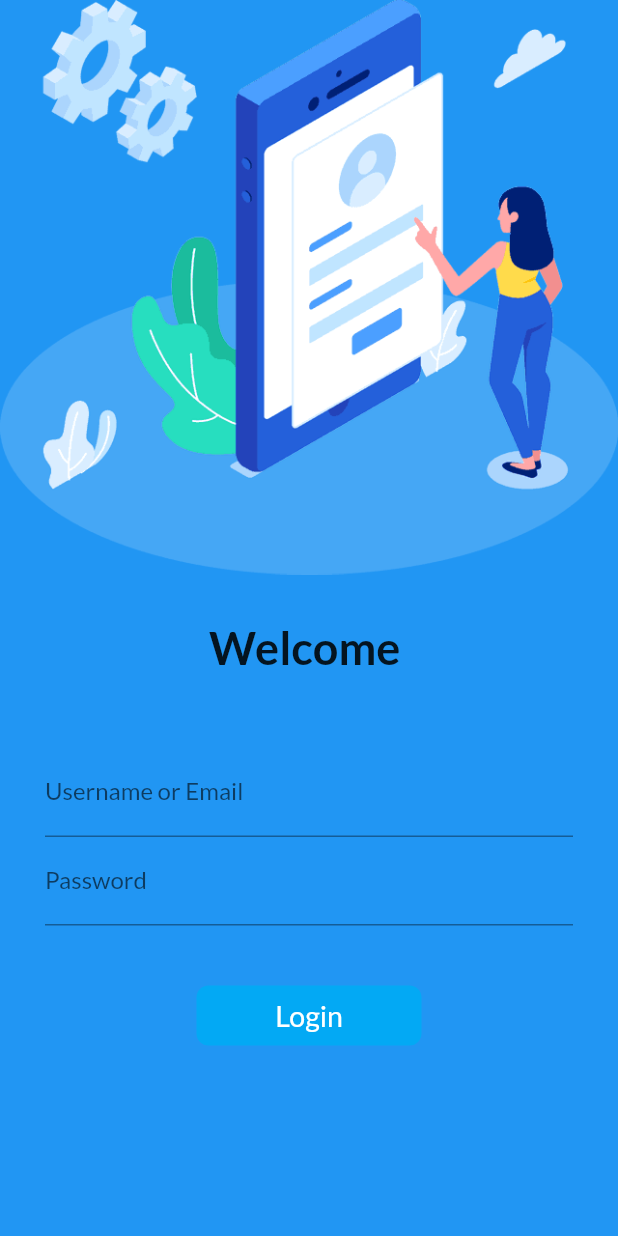
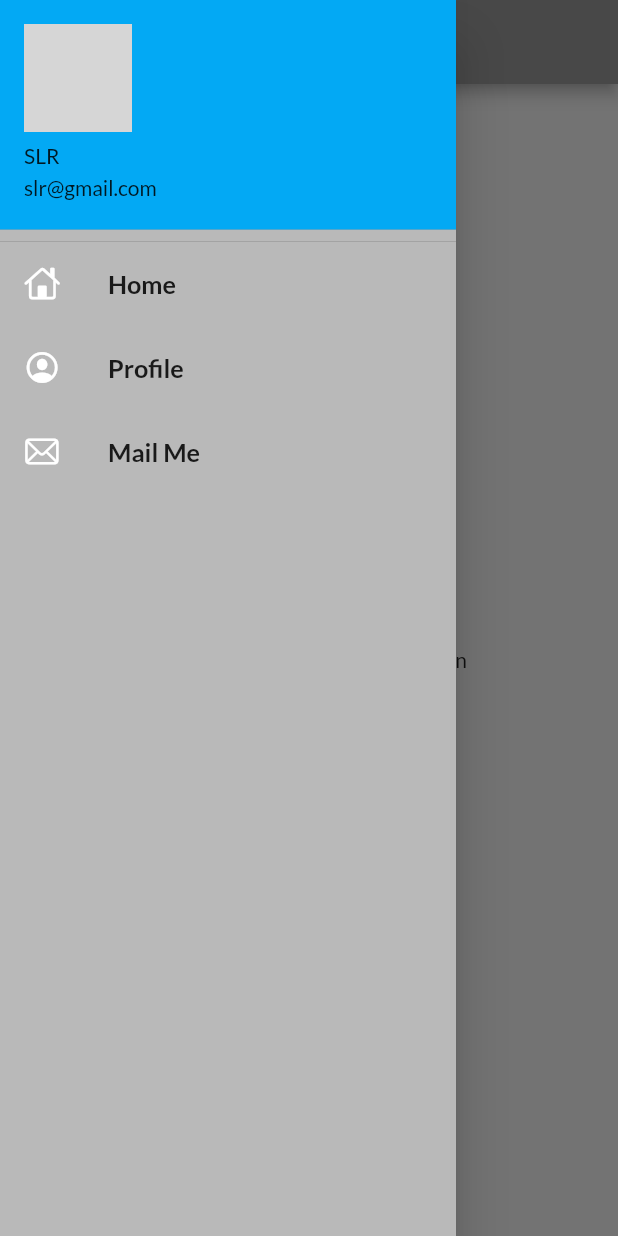
Before and after one commit to WOLV3RINE1302/Flutter, a Flutter app: the screen it shows after launch, with the side drawer open (before the commit the screen has no drawer), on a phone screen of 412 x 824 dp. Run offline on Flutter 3.47's test engine with Material 2 defaults, Android fonts, the phone set to English and light mode, and no system bars; our stand-ins replace google_fonts; network calls fail; grey boxes are pictures that could not be loaded.

Commit message:
9th Commit

```diff
--- a/lib/main.dart
+++ b/lib/main.dart
@@ -16,7 +16,7 @@ class MyApp extends StatelessWidget {
   Widget build(BuildContext context) {
     return MaterialApp(
       // home: HomePage(), removed as we have home in routes(23)
-      // debugShowCheckedModeBanner: false , //To remove debug banner on top-right
+      debugShowCheckedModeBanner: false , //To remove debug banner on top-right
       themeMode: ThemeMode.system,
       theme: ThemeData(
         fontFamily: GoogleFonts.lato().fontFamily,
@@ -26,11 +26,11 @@ class MyApp extends StatelessWidget {
         fontFamily: GoogleFonts.lato().fontFamily,
         brightness: Brightness.dark, //This will override colors in Swatch
       ),
-      initialRoute: "/", //Used to set initial route
+      initialRoute: MyRoutes.homeRoute, //Used to set initial route
       routes: {
-        "/": (context) => LoginPage(), //We are creating an object here but no need to use new
-        MyRoutes.homeRoute: (context) => HomePage(),
-        MyRoutes.loginRoute: (context) => LoginPage(),
+        "/": (context) => const LoginPage(), //We are creating an object here but no need to use new
+        MyRoutes.homeRoute: (context) => const HomePage(),
+        MyRoutes.loginRoute: (context) => const LoginPage(),
       },
     );
   }
--- a/lib/pages/home.dart
+++ b/lib/pages/home.dart
@@ -1,4 +1,5 @@
 import 'package:flutter/material.dart';
+import 'package:flutter_catalg/widgets/drawer.dart';
 
 class HomePage extends StatelessWidget {
   const HomePage({Key? key}) : super(key: key);
@@ -24,7 +25,7 @@ class HomePage extends StatelessWidget {
             child: Text("Welcome to $days of flutter by $name"),
           )
       ),
-      drawer: const Drawer(),
+      drawer: const MyDrawer(),
     );
   }
 }
--- a/lib/pages/login.dart
+++ b/lib/pages/login.dart
@@ -1,9 +1,9 @@
-import 'dart:ui';
-
 import 'package:flutter/material.dart';
 import 'package:flutter_catalg/utils/routes.dart';
 
 class LoginPage extends StatefulWidget {
+  const LoginPage({Key? key}) : super(key: key);
+
   @override
   State<LoginPage> createState() => _LoginPageState();
 }
--- /dev/null
+++ b/lib/widgets/drawer.dart
@@ -0,0 +1,54 @@
+import 'package:flutter/cupertino.dart';
+import 'package:flutter/material.dart';
+
+class MyDrawer extends StatelessWidget {
+  const MyDrawer({Key? key}) : super(key: key);
+
+  @override
+  Widget build(BuildContext context) {
+    const imageUrl = "https://tellusdaily.com/wp-content/uploads/2022/02/Is-Putin-creating-a-pretext-for-war.jpg";
+   return Drawer(
+    child: Container(
+      color: Colors.black26,
+      child: ListView(
+        padding: EdgeInsets.zero,
+        children: const [
+          DrawerHeader(
+            padding: EdgeInsets.zero,
+            margin: EdgeInsets.zero,
+            child: UserAccountsDrawerHeader(accountName: Text("SLR"), accountEmail: Text("slr@gmail.com"),
+            currentAccountPicture: CircleAvatar(
+                backgroundImage: NetworkImage(imageUrl)),
+            decoration: BoxDecoration(color: Colors.lightBlue),
+            )
+          ),
+          ListTile(
+            leading: Icon(CupertinoIcons.home, color: Colors.white,),
+            title: Text("Home", textScaleFactor: 1.2,
+                style: TextStyle(
+              fontWeight:  FontWeight.w600,
+            )
+            ),
+          ),
+          ListTile(
+            leading: Icon(CupertinoIcons.profile_circled, color: Colors.white,),
+            title: Text("Profile", textScaleFactor: 1.2,
+                style: TextStyle(
+                  fontWeight:  FontWeight.w600,
+                )
+            ),
+          ),
+          ListTile(
+            leading: Icon(CupertinoIcons.mail, color: Colors.white,),
+            title: Text("Mail Me", textScaleFactor: 1.2,
+                style: TextStyle(
+                  fontWeight:  FontWeight.w600,
+                )
+            ),
+          ),
+        ],
+      ),
+    ),
+    );
+  }
+}
```
